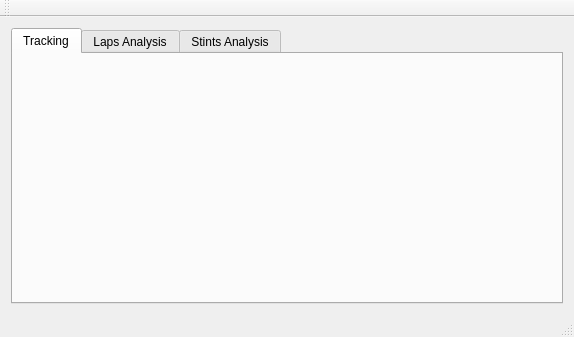
The window that src/F1Telemetry.ui (Alex-Rose/PXG_Telemetry_fork) describes before a commit, drawn with Qt 5.
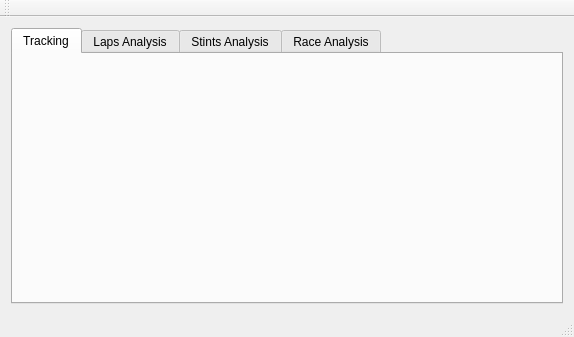
The same window after the commit. Custom widgets are drawn as their Qt base class.

```diff
--- a/src/F1Telemetry.ui
+++ b/src/F1Telemetry.ui
@@ -43,6 +43,11 @@
         <string>Stints Analysis</string>
        </attribute>
       </widget>
+      <widget class="CompareRaceWidget" name="compareRaceWidget">
+       <attribute name="title">
+        <string>Race Analysis</string>
+       </attribute>
+      </widget>
      </widget>
     </item>
    </layout>
@@ -87,6 +92,12 @@
    <header>CompareStintsWidget.h</header>
    <container>1</container>
   </customwidget>
+  <customwidget>
+   <class>CompareRaceWidget</class>
+   <extends>QWidget</extends>
+   <header>CompareRaceWidget.h</header>
+   <container>1</container>
+  </customwidget>
  </customwidgets>
  <resources/>
  <connections/>
```
